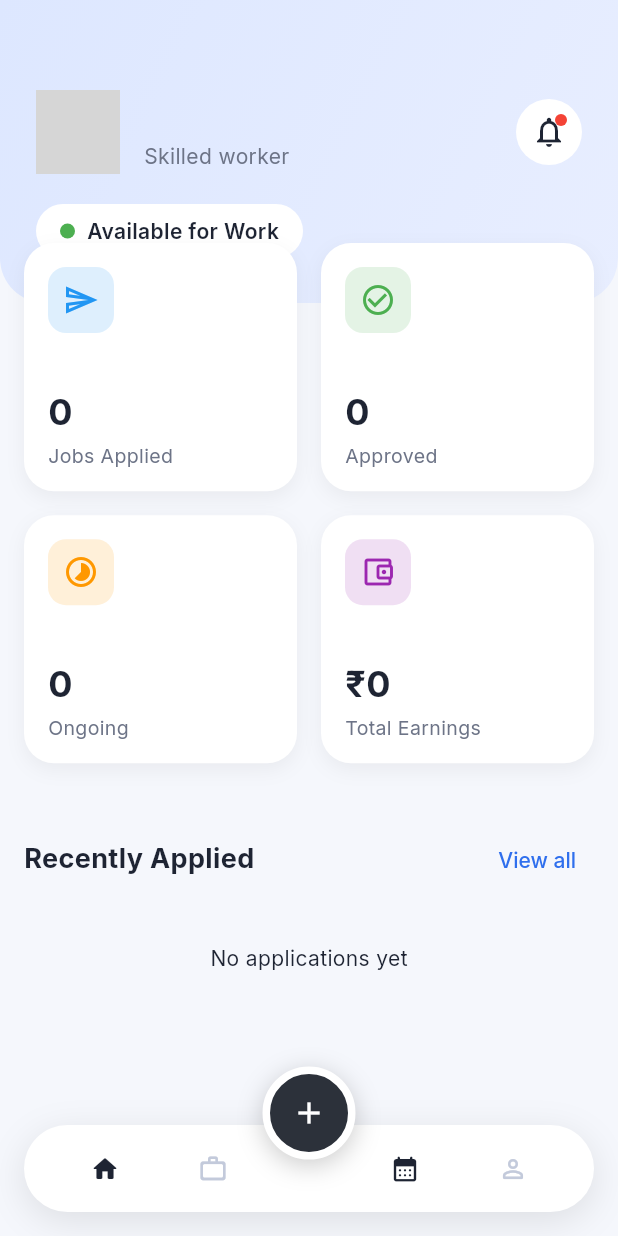
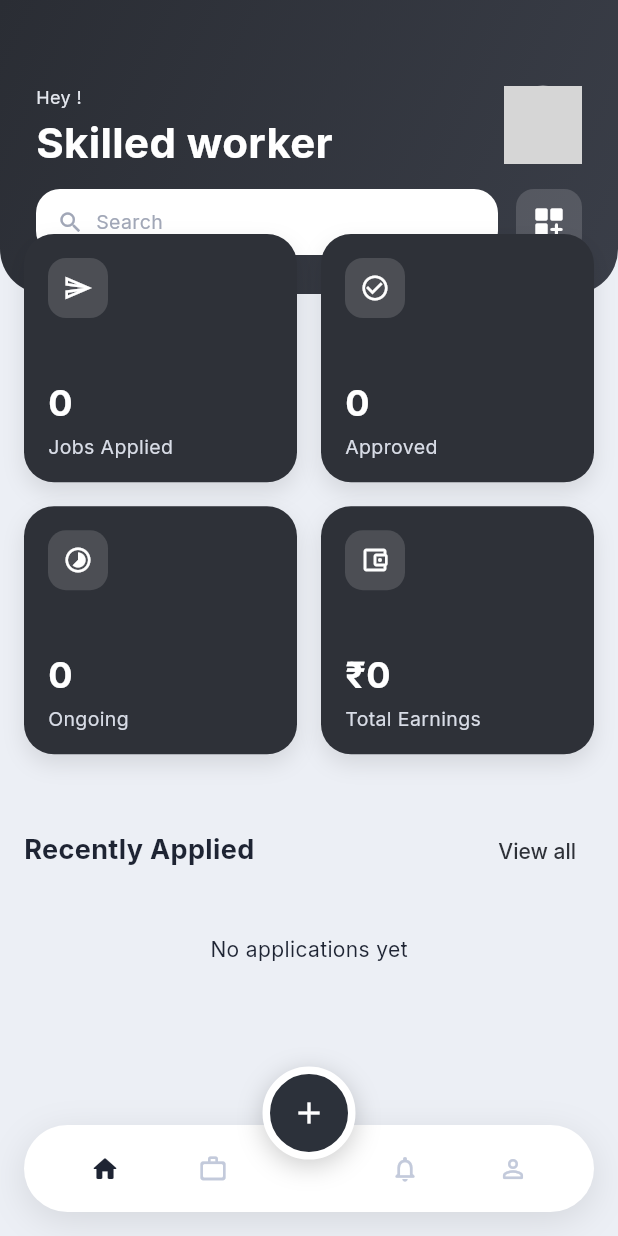
Before and after one commit to sanjumorya-dev/FE-job, a Flutter app: the LabourDashboardNew screen opened directly, on a phone screen of 412 x 824 dp. Run offline on Flutter 3.47's test engine with Material 3 defaults, Android fonts, the phone set to English and light mode, and no system bars; our stand-ins replace google_fonts, image_picker, shared_preferences; accounts and stored records are empty; network calls fail; grey boxes are pictures that could not be loaded.

Commit message:
Apply dark-card dashboard style from reference mock

```diff
--- a/lib/constants/colors.dart
+++ b/lib/constants/colors.dart
@@ -1,16 +1,16 @@
 import 'package:flutter/material.dart';
 
-/// WorkConnect Color Palette - Doctolib-inspired auth UI
+/// WorkConnect Color Palette - dark-card dashboard inspired theme
 class AppColors {
   // Primary Brand Colors
-  static const Color primary = Color(0xFF2F6FED); // Blue CTA button
-  static const Color primaryLight = Color(0xFFDDE8FF);
-  static const Color primaryDark = Color(0xFF1F56C6);
+  static const Color primary = Color(0xFF2E3138);
+  static const Color primaryLight = Color(0xFFE6E8EE);
+  static const Color primaryDark = Color(0xFF1E2128);
 
   // Theme Accent Colors
-  static const Color headerBackground = Color(0xFFF1F5FF);
-  static const Color waveColor1 = Color(0xFFE8EEFF);
-  static const Color waveColor2 = Color(0xFFDDE7FF);
+  static const Color headerBackground = Color(0xFF3A3E48);
+  static const Color waveColor1 = Color(0xFF2A2D34);
+  static const Color waveColor2 = Color(0xFF343843);
 
   // Success & Status Colors
   static const Color success = Color(0xFF4B8A67);
@@ -29,15 +29,15 @@ class AppColors {
 
   // Text Colors
   static const Color textMain = Color(0xFF1E2433);
-  static const Color textSecondary = Color(0xFF6D7487);
-  static const Color textHint = Color(0xFF9AA3B7);
+  static const Color textSecondary = Color(0xFF737A8C);
+  static const Color textHint = Color(0xFFA1A7B7);
   static const Color textInverse = Color(0xFFFFFFFF);
 
   // Background & Surface Colors
-  static const Color background = Color(0xFFF5F7FC);
-  static const Color backgroundBeige = Color(0xFFF3F6FF);
+  static const Color background = Color(0xFFECEFF5);
+  static const Color backgroundBeige = Color(0xFFECEFF5);
   static const Color surface = Color(0xFFFFFFFF);
-  static const Color surfaceSecondary = Color(0xFFFFFFFF);
+  static const Color surfaceSecondary = Color(0xFFF5F6FA);
   static const Color overlay = Color(0x70000000);
 
   // Glass UI Colors
@@ -50,7 +50,7 @@ class AppColors {
   static const Color divider = Color(0xFFE2E7F2);
 
   // Semantic Colors
-  static const Color active = Color(0xFF2F6FED);
+  static const Color active = Color(0xFF2E3138);
   static const Color inactive = Color(0xFFC3CADB);
   static const Color pending = Color(0xFFB97A3F);
   static const Color disabled = Color(0xFFD6DBE7);
--- a/lib/ui/screens/labour/labour_dashboard_new.dart
+++ b/lib/ui/screens/labour/labour_dashboard_new.dart
@@ -87,7 +87,7 @@ class _LabourDashboardNewState extends State<LabourDashboardNew> {
             _buildNavItem(Icons.home_outlined, Icons.home_rounded, 0),
             _buildNavItem(Icons.work_outline_rounded, Icons.work_rounded, 1),
             const SizedBox(width: 56),
-            _buildNavItem(Icons.calendar_today_outlined, Icons.calendar_month_rounded, 0),
+            _buildGhostItem(Icons.notifications_none_rounded),
             _buildNavItem(Icons.person_outline_rounded, Icons.person_rounded, 2),
           ],
         ),
@@ -109,6 +109,15 @@ class _LabourDashboardNewState extends State<LabourDashboardNew> {
             size: 20,
           ),
         ),
+      ),
+    );
+  }
+
+  Widget _buildGhostItem(IconData icon) {
+    return Expanded(
+      child: SizedBox(
+        height: 34,
+        child: Icon(icon, color: AppColors.inactive, size: 20),
       ),
     );
   }
--- a/lib/ui/screens/owner/owner_dashboard_new.dart
+++ b/lib/ui/screens/owner/owner_dashboard_new.dart
@@ -77,7 +77,7 @@ class _OwnerDashboardNewState extends State<OwnerDashboardNew> {
             _buildNavItem(Icons.home_outlined, Icons.home_rounded, 0),
             _buildNavItem(Icons.list_alt_outlined, Icons.list_alt_rounded, 1),
             const SizedBox(width: 56),
-            _buildNavItem(Icons.event_note_outlined, Icons.event_note_rounded, 1),
+            _buildGhostItem(Icons.notifications_none_rounded),
             _buildNavItem(Icons.person_outline_rounded, Icons.person_rounded, 2),
           ],
         ),
@@ -104,6 +104,15 @@ class _OwnerDashboardNewState extends State<OwnerDashboardNew> {
             size: 20,
           ),
         ),
+      ),
+    );
+  }
+
+  Widget _buildGhostItem(IconData icon) {
+    return Expanded(
+      child: SizedBox(
+        height: 34,
+        child: Icon(icon, color: AppColors.inactive, size: 20),
       ),
     );
   }
--- a/lib/ui/widgets/dashboard_header.dart
+++ b/lib/ui/widgets/dashboard_header.dart
@@ -6,8 +6,8 @@ class DashboardHeader extends StatelessWidget {
   final String subtitle;
   final String? imageUrl;
   final bool isOwner;
-  final String? location; // For Owner
-  final bool isAvailable; // For Labour
+  final String? location;
+  final bool isAvailable;
   final VoidCallback? onNotificationTap;
   final ValueChanged<bool>? onAvailabilityChanged;
 
@@ -26,14 +26,12 @@ class DashboardHeader extends StatelessWidget {
   @override
   Widget build(BuildContext context) {
     return Container(
-      padding: const EdgeInsets.fromLTRB(24, 60, 24, 30),
+      padding: const EdgeInsets.fromLTRB(24, 56, 24, 26),
       decoration: BoxDecoration(
-        gradient: LinearGradient(
+        gradient: const LinearGradient(
           begin: Alignment.topLeft,
           end: Alignment.bottomRight,
-          colors: isOwner
-              ? [AppColors.waveColor1, AppColors.headerBackground]
-              : [AppColors.waveColor2, AppColors.waveColor1],
+          colors: [AppColors.waveColor1, AppColors.headerBackground],
         ),
         borderRadius: const BorderRadius.only(
           bottomLeft: Radius.circular(30),
@@ -44,9 +42,33 @@ class DashboardHeader extends StatelessWidget {
         children: [
           Row(
             children: [
+              Expanded(
+                child: Column(
+                  crossAxisAlignment: CrossAxisAlignment.start,
+                  children: [
+                    Text(
+                      'Hey ${userName.split(' ').first}!',
+                      style: const TextStyle(
+                        fontSize: 12,
+                        color: Color(0xFFE4E7EE),
+                      ),
+                    ),
+                    const SizedBox(height: 6),
+                    Text(
+                      subtitle,
+                      style: const TextStyle(
+                        fontSize: 28,
+                        fontWeight: FontWeight.w700,
+                        height: 1.1,
+                        color: Colors.white,
+                      ),
+                    ),
+                  ],
+                ),
+              ),
               Container(
-                width: 56,
-                height: 56,
+                width: 52,
+                height: 52,
                 decoration: BoxDecoration(
                   shape: BoxShape.circle,
                   border: Border.all(color: AppColors.glassStroke, width: 2),
@@ -59,134 +81,48 @@ class DashboardHeader extends StatelessWidget {
                   ),
                 ),
               ),
-              const SizedBox(width: 16),
+            ],
+          ),
+          const SizedBox(height: 16),
+          Row(
+            children: [
               Expanded(
-                child: Column(
-                  crossAxisAlignment: CrossAxisAlignment.start,
-                  children: [
-                    Text(
-                      userName,
-                      style: const TextStyle(
-                        fontSize: 20,
-                        fontWeight: FontWeight.bold,
-                        color: AppColors.textMain,
-                      ),
-                    ),
-                    const SizedBox(height: 4),
-                    Text(
-                      subtitle,
-                      style: const TextStyle(
-                        fontSize: 14,
-                        color: AppColors.textSecondary,
-                      ),
-                    ),
-                  ],
-                ),
-              ),
-              GestureDetector(
-                onTap: onNotificationTap,
                 child: Container(
-                  padding: const EdgeInsets.all(10),
-                  decoration: const BoxDecoration(
-                    color: AppColors.surfaceSecondary,
-                    shape: BoxShape.circle,
+                  height: 44,
+                  decoration: BoxDecoration(
+                    color: Colors.white,
+                    borderRadius: BorderRadius.circular(16),
                   ),
-                  child: Stack(
-                    children: [
-                      const Icon(
-                        Icons.notifications_outlined,
-                        color: AppColors.textMain,
-                        size: 24,
-                      ),
-                      Positioned(
-                        right: 0,
-                        top: 0,
-                        child: Container(
-                          width: 8,
-                          height: 8,
-                          decoration: const BoxDecoration(
-                            color: Colors.red,
-                            shape: BoxShape.circle,
-                          ),
-                        ),
+                  padding: const EdgeInsets.symmetric(horizontal: 14),
+                  child: Row(
+                    children: const [
+                      Icon(Icons.search, color: AppColors.textHint, size: 18),
+                      SizedBox(width: 8),
+                      Text(
+                        'Search',
+                        style: TextStyle(color: AppColors.textHint, fontSize: 13),
                       ),
                     ],
                   ),
                 ),
               ),
+              const SizedBox(width: 12),
+              InkWell(
+                onTap: onNotificationTap,
+                borderRadius: BorderRadius.circular(12),
+                child: Container(
+                  width: 44,
+                  height: 44,
+                  decoration: BoxDecoration(
+                    color: const Color(0x26FFFFFF),
+                    borderRadius: BorderRadius.circular(12),
+                  ),
+                  child: const Icon(Icons.dashboard_customize_rounded,
+                      color: Colors.white),
+                ),
+              ),
             ],
           ),
-          const SizedBox(height: 20),
-          if (isOwner && location != null)
-            Align(
-              alignment: Alignment.centerLeft,
-              child: Container(
-                padding:
-                    const EdgeInsets.symmetric(horizontal: 12, vertical: 6),
-                decoration: BoxDecoration(
-                  color: AppColors.surfaceSecondary,
-                  borderRadius: BorderRadius.circular(20),
-                ),
-                child: Row(
-                  mainAxisSize: MainAxisSize.min,
-                  children: [
-                    const Icon(
-                      Icons.location_on,
-                      color: AppColors.textMain,
-                      size: 16,
-                    ),
-                    const SizedBox(width: 4),
-                    Text(
-                      location!,
-                      style: const TextStyle(
-                        color: AppColors.textMain,
-                        fontSize: 13,
-                        fontWeight: FontWeight.w500,
-                      ),
-                    ),
-                  ],
-                ),
-              ),
-            ),
-          if (!isOwner)
-            Align(
-              alignment: Alignment.centerLeft,
-              child: GestureDetector(
-                onTap: () => onAvailabilityChanged?.call(!isAvailable),
-                child: Container(
-                  padding:
-                      const EdgeInsets.symmetric(horizontal: 16, vertical: 8),
-                  decoration: BoxDecoration(
-                    color: AppColors.surfaceSecondary,
-                    borderRadius: BorderRadius.circular(20),
-                  ),
-                  child: Row(
-                    mainAxisSize: MainAxisSize.min,
-                    children: [
-                      Container(
-                        width: 10,
-                        height: 10,
-                        decoration: BoxDecoration(
-                          color: isAvailable
-                              ? const Color(0xFF4CAF50)
-                              : Colors.red,
-                          shape: BoxShape.circle,
-                        ),
-                      ),
-                      const SizedBox(width: 8),
-                      Text(
-                        isAvailable ? 'Available for Work' : 'Unavailable',
-                        style: const TextStyle(
-                          color: AppColors.textMain,
-                          fontSize: 14,
-                          fontWeight: FontWeight.w600,
-                        ),
-                      ),
-                    ],
-                  ),
-                ),
-              ),
-            ),
         ],
       ),
     );
--- a/lib/ui/widgets/recent_job_tile.dart
+++ b/lib/ui/widgets/recent_job_tile.dart
@@ -29,13 +29,7 @@ class RecentJobTile extends StatelessWidget {
         decoration: BoxDecoration(
           color: Colors.white,
           borderRadius: BorderRadius.circular(16),
-          boxShadow: [
-            BoxShadow(
-              color: Colors.black.withOpacity(0.04),
-              blurRadius: 8,
-              offset: const Offset(0, 2),
-            ),
-          ],
+          border: Border.all(color: AppColors.borderLight),
         ),
         child: Row(
           children: [
@@ -43,10 +37,11 @@ class RecentJobTile extends StatelessWidget {
               width: 48,
               height: 48,
               decoration: BoxDecoration(
-                color: Colors.grey.shade100,
+                color: AppColors.surfaceSecondary,
                 borderRadius: BorderRadius.circular(12),
               ),
-              child: const Icon(Icons.business_outlined, color: AppColors.textSecondary),
+              child: const Icon(Icons.business_outlined,
+                  color: AppColors.textSecondary),
             ),
             const SizedBox(width: 16),
             Expanded(
@@ -66,7 +61,8 @@ class RecentJobTile extends StatelessWidget {
                   const SizedBox(height: 4),
                   Row(
                     children: [
-                      const Icon(Icons.location_on_outlined, size: 14, color: AppColors.textSecondary),
+                      const Icon(Icons.location_on_outlined,
+                          size: 14, color: AppColors.textSecondary),
                       const SizedBox(width: 4),
                       Expanded(
                         child: Text(
@@ -89,9 +85,10 @@ class RecentJobTile extends StatelessWidget {
               children: [
                 if (statusText != null)
                   Container(
-                    padding: const EdgeInsets.symmetric(horizontal: 10, vertical: 4),
+                    padding:
+                        const EdgeInsets.symmetric(horizontal: 10, vertical: 4),
                     decoration: BoxDecoration(
-                      color: (statusColor ?? AppColors.primary).withOpacity(0.1),
+                      color: AppColors.primaryLight,
                       borderRadius: BorderRadius.circular(20),
                     ),
                     child: Text(
--- a/lib/ui/widgets/stats_grid.dart
+++ b/lib/ui/widgets/stats_grid.dart
@@ -5,7 +5,7 @@ class StatItem {
   final String label;
   final String value;
   final IconData icon;
-  final Color color; // Background color for icon container
+  final Color color;
 
   StatItem({
     required this.label,
@@ -18,12 +18,13 @@ class StatItem {
 class StatsGrid extends StatelessWidget {
   final List<StatItem> stats;
 
-  const StatsGrid({super.key, required this.stats});
+  const StatsGrid({
+    super.key,
+    required this.stats,
+  });
 
   @override
   Widget build(BuildContext context) {
-    if (stats.isEmpty) return const SizedBox.shrink();
-
     return GridView.builder(
       shrinkWrap: true,
       physics: const NeverScrollableScrollPhysics(),
@@ -35,23 +36,20 @@ class StatsGrid extends StatelessWidget {
         childAspectRatio: 1.1,
       ),
       itemCount: stats.length,
-      itemBuilder: (context, index) {
-        final item = stats[index];
-        return _buildStatCard(item);
-      },
+      itemBuilder: (context, index) => _buildStatCard(stats[index]),
     );
   }
 
   Widget _buildStatCard(StatItem item) {
     return Container(
       decoration: BoxDecoration(
-        color: Colors.white,
+        color: AppColors.primary,
         borderRadius: BorderRadius.circular(20),
         boxShadow: [
           BoxShadow(
-            color: Colors.black.withOpacity(0.05),
-            blurRadius: 10,
-            offset: const Offset(0, 4),
+            color: Colors.black.withValues(alpha: 0.10),
+            blurRadius: 12,
+            offset: const Offset(0, 6),
           ),
         ],
       ),
@@ -63,10 +61,10 @@ class StatsGrid extends StatelessWidget {
           Container(
             padding: const EdgeInsets.all(10),
             decoration: BoxDecoration(
-              color: item.color.withOpacity(0.15),
+              color: const Color(0x24FFFFFF),
               borderRadius: BorderRadius.circular(12),
             ),
-            child: Icon(item.icon, color: item.color, size: 24),
+            child: Icon(item.icon, color: Colors.white, size: 20),
           ),
           Column(
             crossAxisAlignment: CrossAxisAlignment.start,
@@ -76,7 +74,7 @@ class StatsGrid extends StatelessWidget {
                 style: const TextStyle(
                   fontSize: 24,
                   fontWeight: FontWeight.bold,
-                  color: AppColors.textMain,
+                  color: Colors.white,
                 ),
               ),
               const SizedBox(height: 4),
@@ -84,7 +82,7 @@ class StatsGrid extends StatelessWidget {
                 item.label,
                 style: const TextStyle(
                   fontSize: 13,
-                  color: AppColors.textSecondary,
+                  color: Color(0xFFD8DCE6),
                   height: 1.2,
                 ),
               ),
```
